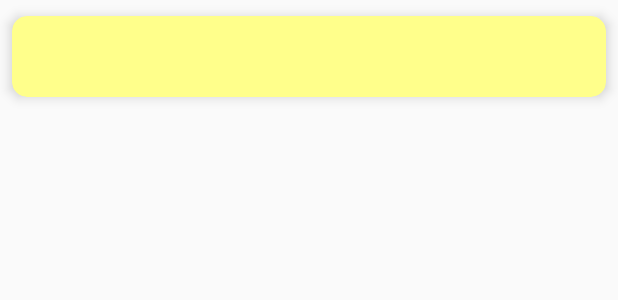
After one commit to Technion236272/2020a-Cue, an Android app: the layout my_appointment_list_adapter.xml on its own in the app's theme, with its tools: preview values and no code run, on a phone screen of 412 x 824 dp. The commit adds this screen. Shown: the top 300 px of the screen. Run offline under Robolectric (Android 15) with nearby library versions, the phone set to English and light mode, and no system bars.

Commit message:
created CardView & RecyclerList in client homepage

```diff
--- a/app/build.gradle
+++ b/app/build.gradle
@@ -45,6 +45,8 @@ dependencies {
 
     implementation 'com.android.support:multidex:1.0.3'
 
+    implementation 'androidx.cardview:cardview'
+
 
 }
 apply plugin: 'com.google.gms.google-services'
--- /dev/null
+++ b/app/src/main/res/layout/my_appointment_list_adapter.xml
@@ -0,0 +1,38 @@
+<?xml version="1.0" encoding="utf-8"?>
+<RelativeLayout  xmlns:android="http://schemas.android.com/apk/res/android"
+    android:layout_width="match_parent"
+    android:layout_height="wrap_content"
+    android:orientation="horizontal">
+
+    <androidx.cardview.widget.CardView
+        android:id="@+id/card_view"
+        xmlns:card_view="http://schemas.android.com/apk/res-auto"
+        android:layout_width="match_parent"
+        android:layout_height="wrap_content"
+        card_view:cardBackgroundColor="@color/ColorSecondaryLight"
+        card_view:cardCornerRadius="10dp"
+        card_view:cardElevation="5dp"
+        card_view:cardUseCompatPadding="true">
+
+    <TextView
+        android:id="@+id/appointmentName"
+        android:layout_width="wrap_content"
+        android:layout_height="wrap_content"
+        android:text=""
+        android:textStyle="bold"
+        android:layout_marginRight="20dp"
+        android:layout_marginLeft="5dp"
+        android:textSize="40sp"
+        android:textColor="@color/colorPrimary" />
+
+    <TextView
+        android:id="@+id/appointmentTime"
+        android:layout_width="match_parent"
+        android:layout_height="match_parent"
+        android:layout_toRightOf="@id/appointmentName"
+        android:layout_centerVertical="true"
+        android:text=""
+        android:textSize="15sp"/>
+
+    </androidx.cardview.widget.CardView>
+</RelativeLayout>
```
Also changed, not shown: app/src/main/java/com/technion/cue/BFavoriteListItem.java (added, +17 -0 lines), app/src/main/java/com/technion/cue/CAppointmentListItem.java (added, +17 -0 lines), app/src/main/java/com/technion/cue/ClientHomePage.java (+58 -0 lines), app/src/main/java/com/technion/cue/MyAppointmentListAdapter.java (added, +55 -0 lines), app/src/main/java/com/technion/cue/MyFavoriteListAdapter.java (added, +50 -0 lines), app/src/main/res/layout/activity_client_home_page.xml (+16 -3 lines), app/src/main/res/layout/my_favorite_list_adapter.xml (added, +21 -0 lines).
